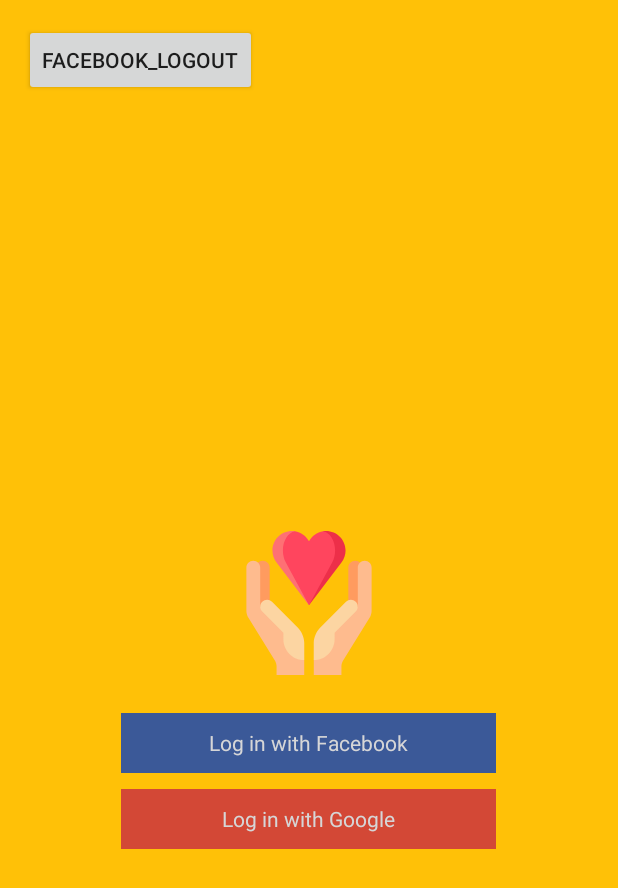
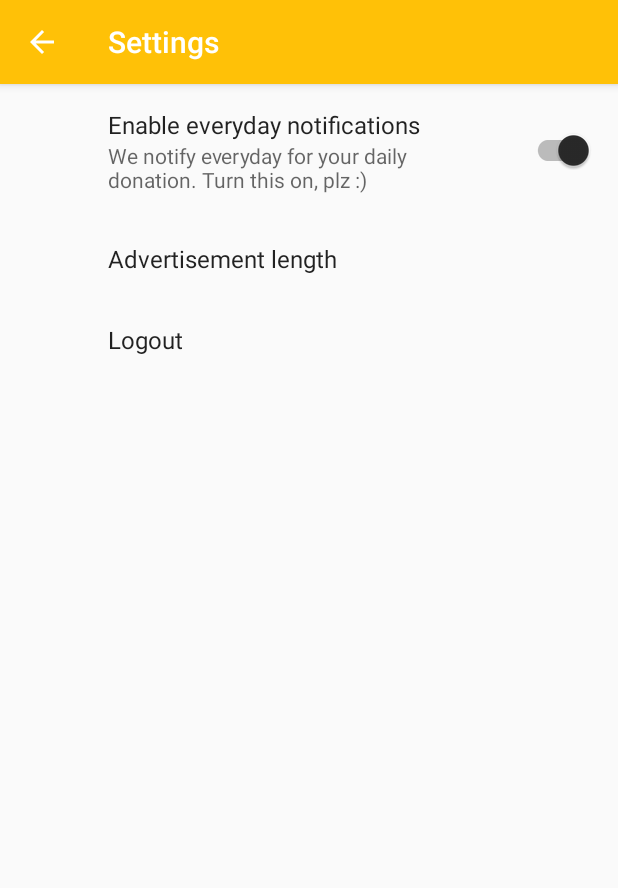
Before and after one commit to semistone222/donately, an Android app: the MainActivity screen opened directly, with no data from a screen before it, in the options menu, after a tap on "Settings", on a phone screen of 412 x 824 dp. Shown: the top 888 px of the screen. Run offline under Robolectric (Android 15) with nearby library versions, the phone set to English and light mode, and no system bars; our stand-ins replace ButterKnife, androidx.preference; libraries missing offline, so code that uses them is left out: com.facebook, com.facebook.login, io.realm, jp.wasabeef.glide; pictures from the network do not load; 6 statements that could not run were skipped.

Commit message:
#11 SettingsActivity

```diff
--- a/app/build.gradle
+++ b/app/build.gradle
@@ -10,6 +10,7 @@ android {
         targetSdkVersion 25
         versionCode 1
         versionName "1.0"
+        vectorDrawables.useSupportLibrary = true
     }
     buildTypes {
         release {
@@ -32,4 +33,5 @@ dependencies {
     compile 'com.github.bumptech.glide:glide:3.7.0'
     compile 'jp.wasabeef:glide-transformations:2.0.1'
     compile 'io.realm:android-adapters:1.4.0'
+    compile 'com.android.support:preference-v7:25.0.1'
 }
--- a/app/src/main/java/com/semistone/donately/data/User.java
+++ b/app/src/main/java/com/semistone/donately/data/User.java
@@ -10,6 +10,8 @@ import io.realm.annotations.PrimaryKey;
 public class User extends RealmObject {
 
     public static final String ID = "id";
+    public static final String FACEBOOK = "facebook";
+    public static final String GOOGLE = "google";
 
     @PrimaryKey
     private String id;
--- a/app/src/main/java/com/semistone/donately/main/MainActivity.java
+++ b/app/src/main/java/com/semistone/donately/main/MainActivity.java
@@ -20,6 +20,7 @@ import com.semistone.donately.R;
 import com.semistone.donately.data.User;
 import com.semistone.donately.history.HistoryActivity;
 import com.semistone.donately.login.LoginActivity;
+import com.semistone.donately.settings.SettingsActivity;
 
 import butterknife.BindView;
 import butterknife.ButterKnife;
@@ -102,8 +103,7 @@ public class MainActivity extends AppCompatActivity
         int id = item.getItemId();
 
         if (id == R.id.action_settings) {
-            // test
-            startActivity(new Intent(this, LoginActivity.class));
+            startActivity(new Intent(MainActivity.this, SettingsActivity.class));
             return true;
         }
 
@@ -121,7 +121,7 @@ public class MainActivity extends AppCompatActivity
         } else if (id == R.id.nav_history) {
             startActivity(new Intent(MainActivity.this, HistoryActivity.class));
         } else if (id == R.id.nav_settings) {
-
+            startActivity(new Intent(MainActivity.this, SettingsActivity.class));
         } else if (id == R.id.nav_about) {
 
         } else if (id == R.id.nav_share) {
--- /dev/null
+++ b/app/src/main/java/com/semistone/donately/settings/SettingsActivity.java
@@ -0,0 +1,33 @@
+package com.semistone.donately.settings;
+
+import android.os.Bundle;
+import android.support.v7.app.ActionBar;
+import android.support.v7.app.AppCompatActivity;
+import android.view.MenuItem;
+import android.support.v4.app.NavUtils;
+
+import com.semistone.donately.R;
+
+public class SettingsActivity extends AppCompatActivity {
+
+    @Override
+    protected void onCreate(Bundle savedInstanceState) {
+        super.onCreate(savedInstanceState);
+        setContentView(R.layout.activity_settings);
+
+        ActionBar actionBar = getSupportActionBar();
+        if (actionBar != null) {
+            actionBar.setDisplayHomeAsUpEnabled(true);
+        }
+    }
+
+    @Override
+    public boolean onOptionsItemSelected(MenuItem item) {
+        int id = item.getItemId();
+
+        if (id == android.R.id.home) {
+            NavUtils.navigateUpFromSameTask(this);
+        }
+        return super.onOptionsItemSelected(item);
+    }
+}
--- /dev/null
+++ b/app/src/main/java/com/semistone/donately/settings/SettingsFragment.java
@@ -0,0 +1,130 @@
+package com.semistone.donately.settings;
+
+import android.content.Intent;
+import android.content.SharedPreferences;
+import android.os.Bundle;
+import android.support.v7.preference.ListPreference;
+import android.support.v7.preference.Preference;
+import android.support.v7.preference.PreferenceFragmentCompat;
+import android.support.v7.preference.PreferenceScreen;
+import android.support.v7.preference.SwitchPreferenceCompat;
+
+import com.facebook.login.LoginManager;
+import com.semistone.donately.R;
+import com.semistone.donately.background.NotificationReceiver;
+import com.semistone.donately.data.User;
+import com.semistone.donately.login.LoginActivity;
+import com.semistone.donately.utility.AlarmUtils;
+
+import io.realm.Realm;
+
+public class SettingsFragment extends PreferenceFragmentCompat implements
+        SharedPreferences.OnSharedPreferenceChangeListener {
+
+    private Realm mRealm;
+
+    @Override
+    public void onCreatePreferences(Bundle savedInstanceState, String rootKey) {
+        addPreferencesFromResource(R.xml.pref_settings);
+
+        mRealm = Realm.getDefaultInstance();
+        SharedPreferences sharedPreferences = getPreferenceScreen().getSharedPreferences();
+        PreferenceScreen prefScreen = getPreferenceScreen();
+        int count = prefScreen.getPreferenceCount();
+
+        for (int i = 0; i < count; i++) {
+            Preference p = prefScreen.getPreference(i);
+            if (p instanceof ListPreference) {
+                String value = sharedPreferences.getString(p.getKey(), "");
+                setPreferenceSummary(p, value);
+            }
+        }
+
+        Preference logoutPref = findPreference(getString(R.string.pref_logout_key));
+        logoutPref.setOnPreferenceClickListener(new Preference.OnPreferenceClickListener() {
+            @Override
+            public boolean onPreferenceClick(Preference preference) {
+                User user = mRealm.where(User.class).findFirst();
+
+                switch (user.getType()) {
+                    case User.FACEBOOK:
+                        LoginManager.getInstance().logOut();
+                        break;
+                    case User.GOOGLE:
+                        break;
+                    default:
+                        break;
+                }
+
+                mRealm.executeTransaction(new Realm.Transaction() {
+                    @Override
+                    public void execute(Realm realm) {
+                        mRealm.where(User.class).findAll().deleteAllFromRealm();
+                    }
+                });
+
+                // TODO: 2017-02-13 쌓여있던 액티비티 다 꺼지고 로그인 화면으로 돌아가도록
+                startActivity(new Intent(getActivity(), LoginActivity.class));
+
+                return true;
+            }
+        });
+    }
+
+    private void setPreferenceSummary(Preference preference, String value) {
+        if (preference instanceof ListPreference) {
+            ListPreference listPreference = (ListPreference) preference;
+            int prefIndex = listPreference.findIndexOfValue(value);
+            if (prefIndex >= 0) {
+                listPreference.setSummary(listPreference.getEntries()[prefIndex]);
+            }
+        }
+    }
+
+    private void manageDailyNotification(boolean isActive) {
+        if (isActive) {
+            AlarmUtils.registerBroadcastReceiverRepeating(
+                    getActivity(),
+                    NotificationReceiver.class,
+                    AlarmUtils.NOTIFY_EVERY_DAY_ID,
+                    AlarmUtils.upComingSpecificTime(
+                            getResources().getInteger(R.integer.encourage_notification_hour),
+                            getResources().getInteger(R.integer.encourage_notification_minute)),
+                    AlarmUtils.ONE_DAY
+            );
+        } else {
+            AlarmUtils.unRegisterBroadcastReceiver(
+                    getActivity(),
+                    NotificationReceiver.class,
+                    AlarmUtils.NOTIFY_EVERY_DAY_ID
+            );
+        }
+    }
+
+    @Override
+    public void onSharedPreferenceChanged(SharedPreferences sharedPreferences, String key) {
+        Preference p = findPreference(key);
+        if (p instanceof ListPreference) {
+            String value = sharedPreferences.getString(p.getKey(), "");
+            setPreferenceSummary(p, value);
+        } else if (p instanceof SwitchPreferenceCompat) {
+            boolean isActive = sharedPreferences.getBoolean(p.getKey(), true);
+            manageDailyNotification(isActive);
+        }
+    }
+
+    @Override
+    public void onCreate(Bundle savedInstanceState) {
+        super.onCreate(savedInstanceState);
+        getPreferenceScreen().getSharedPreferences()
+                .registerOnSharedPreferenceChangeListener(this);
+    }
+
+    @Override
+    public void onDestroy() {
+        super.onDestroy();
+        getPreferenceScreen().getSharedPreferences()
+                .unregisterOnSharedPreferenceChangeListener(this);
+        mRealm.close();
+    }
+}
--- /dev/null
+++ b/app/src/main/res/layout/activity_settings.xml
@@ -0,0 +1,6 @@
+<?xml version="1.0" encoding="utf-8"?>
+<fragment xmlns:android="http://schemas.android.com/apk/res/android"
+    android:id="@+id/activity_settings"
+    android:name="com.semistone.donately.settings.SettingsFragment"
+    android:layout_width="match_parent"
+    android:layout_height="match_parent" />
--- a/app/src/main/res/values/bools.xml
+++ b/app/src/main/res/values/bools.xml
@@ -1,4 +1,4 @@
 <?xml version="1.0" encoding="utf-8"?>
 <resources>
-    <bool name="pref_notification_default">false</bool>
+    <bool name="pref_notification_default">true</bool>
 </resources>
--- a/app/src/main/res/values/strings.xml
+++ b/app/src/main/res/values/strings.xml
@@ -42,6 +42,8 @@
 
     <!--notification-->
     <string name="pref_notification_key" translatable="false">notification</string>
+    <string name="pref_notification_summary">We notify everyday for your daily donation. Turn this on, plz :)</string>
+    <string name="pref_notification_title">Enable everyday notifications</string>
     <string name="encourage_donation_notification_title">Time\'s up!</string>
     <string name="encourage_donation_notification_body">Are you ready to Donate.ly?</string>
 
@@ -49,4 +51,25 @@
     <string name="message_history">These are records you donated.</string>
     <string name="login_canceled">login canceled.</string>
     <string name="login_error">login error.</string>
+
+    <!--preference advertisement length-->
+    <string name="pref_advertisement_length_key" translatable="false">advertisement-length</string>
+    <string name="pref_advertisement_length_title">Advertisement length</string>
+    <string name="pref_advertisement_length_60">60</string>
+    <string name="pref_advertisement_length_30">30</string>
+    <string name="pref_advertisement_length_15">15</string>
+    <string-array name="pref_advertisement_length_list_titles">
+        <item>60 seconds</item>
+        <item>30 seconds</item>
+        <item>15 seconds</item>
+    </string-array>
+    <string-array name="pref_advertisement_length_list_values">
+        <item>@string/pref_advertisement_length_60</item>
+        <item>@string/pref_advertisement_length_30</item>
+        <item>@string/pref_advertisement_length_15</item>
+    </string-array>
+
+    <!--preference logout-->
+    <string name="pref_logout_title">Logout</string>
+    <string name="pref_logout_key" translatable="false">logout</string>
 </resources>
--- a/app/src/main/res/values/styles.xml
+++ b/app/src/main/res/values/styles.xml
@@ -6,6 +6,7 @@
         <item name="colorPrimary">@color/colorPrimary</item>
         <item name="colorPrimaryDark">@color/colorPrimaryDark</item>
         <item name="colorAccent">@color/colorAccent</item>
+        <item name="preferenceTheme">@style/PreferenceThemeOverlay</item>
     </style>
 
     <style name="AppTheme.NoActionBar">
@@ -23,7 +24,6 @@
         <item name="android:gravity">center</item>
         <item name="android:layout_margin">5dp</item>
         <item name="android:textColor">@color/white</item>
-
     </style>
 
     <style name="AppTheme.AppBarOverlay" parent="ThemeOverlay.AppCompat.Dark.ActionBar" />
--- /dev/null
+++ b/app/src/main/res/xml/pref_settings.xml
@@ -0,0 +1,22 @@
+<?xml version="1.0" encoding="utf-8"?>
+<PreferenceScreen xmlns:android="http://schemas.android.com/apk/res/android">
+    <SwitchPreferenceCompat
+        android:defaultValue="@bool/pref_notification_default"
+        android:key="@string/pref_notification_key"
+        android:summary="@string/pref_notification_summary"
+        android:title="@string/pref_notification_title" />
+
+    <ListPreference
+        android:defaultValue="@string/pref_advertisement_length_30"
+        android:entries="@array/pref_advertisement_length_list_titles"
+        android:entryValues="@array/pref_advertisement_length_list_values"
+        android:key="@string/pref_advertisement_length_key"
+        android:negativeButtonText="@null"
+        android:positiveButtonText="@null"
+        android:title="@string/pref_advertisement_length_title" />
+
+    <Preference
+        android:title="@string/pref_logout_title"
+        android:key="@string/pref_logout_key"/>
+
+</PreferenceScreen>
```
Also changed, not shown: app/src/main/AndroidManifest.xml (+18 -13 lines), app/src/main/java/com/semistone/donately/login/LoginActivity.java (+1 -13 lines).
